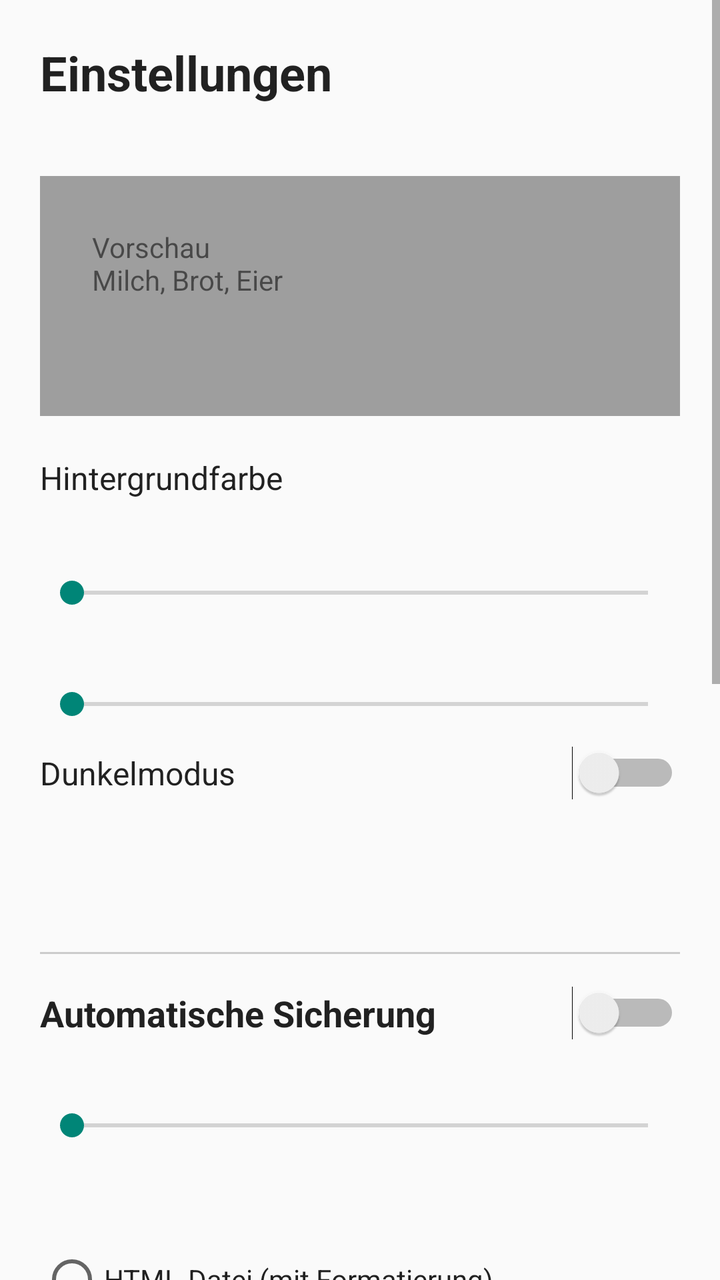
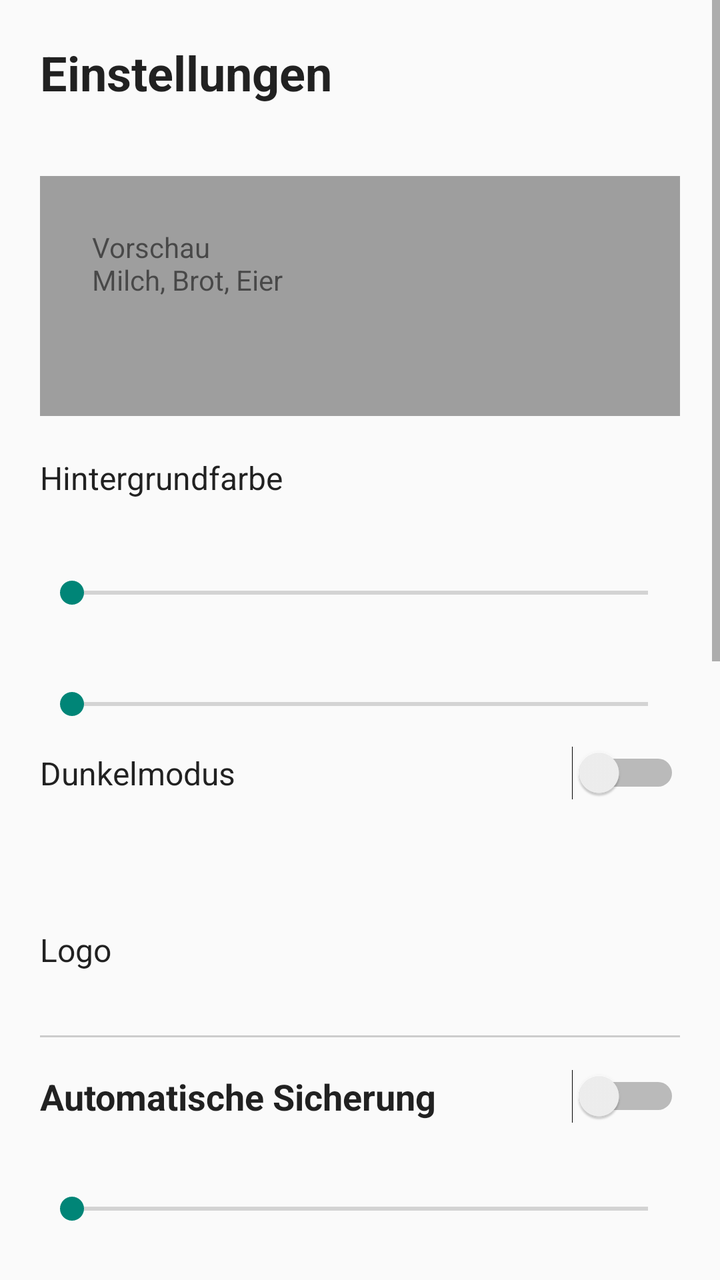

Two renders of the same Android screen: before a commit and after it. Below are the layout's source before the change and the commit's diff.
<!-- AndroidManifest.xml: application theme AppTheme -->
<!-- res/layout/activity_settings.xml -->
<?xml version="1.0" encoding="utf-8"?>
<ScrollView xmlns:android="http://schemas.android.com/apk/res/android"
    android:layout_width="match_parent"
    android:layout_height="match_parent"
    android:background="?android:attr/colorBackground"
    android:fillViewport="true">

    <LinearLayout
        android:layout_width="match_parent"
        android:layout_height="wrap_content"
        android:orientation="vertical"
        android:padding="20dp">

        <TextView
            android:layout_width="wrap_content"
            android:layout_height="wrap_content"
            android:text="@string/settings_title"
            android:textColor="?android:attr/textColorPrimary"
            android:textSize="24sp"
            android:textStyle="bold" />

        <TextView
            android:id="@+id/version_label"
            android:layout_width="wrap_content"
            android:layout_height="wrap_content"
            android:layout_marginTop="2dp"
            android:textColor="?android:attr/textColorSecondary"
            android:textSize="13sp" />

        
        <FrameLayout
            android:layout_width="match_parent"
            android:layout_height="120dp"
            android:layout_marginTop="16dp"
            android:background="#9E9E9E"
            android:padding="12dp">

            <TextView
                android:id="@+id/preview"
                android:layout_width="match_parent"
                android:layout_height="match_parent"
                android:padding="14dp"
                android:text="@string/set_preview" />
        </FrameLayout>

        <TextView
            android:layout_width="wrap_content"
            android:layout_height="wrap_content"
            android:layout_marginTop="20dp"
            android:text="@string/set_bgcolor"
            android:textColor="?android:attr/textColorPrimary"
            android:textSize="16sp" />

        <HorizontalScrollView
            android:layout_width="match_parent"
            android:layout_height="wrap_content"
            android:scrollbars="none">

            <LinearLayout
                android:id="@+id/swatch_row"
                android:layout_width="wrap_content"
                android:layout_height="wrap_content"
                android:orientation="horizontal" />
        </HorizontalScrollView>

        <TextView
            android:id="@+id/label_transp"
            android:layout_width="wrap_content"
            android:layout_height="wrap_content"
            android:layout_marginTop="16dp"
            android:textColor="?android:attr/textColorPrimary"
            android:textSize="16sp" />

        <SeekBar
            android:id="@+id/seek_transp"
            android:layout_width="match_parent"
            android:layout_height="wrap_content"
            android:max="90" />

        <TextView
            android:id="@+id/label_size"
            android:layout_width="wrap_content"
            android:layout_height="wrap_content"
            android:layout_marginTop="16dp"
            android:textColor="?android:attr/textColorPrimary"
            android:textSize="16sp" />

        <SeekBar
            android:id="@+id/seek_size"
            android:layout_width="match_parent"
            android:layout_height="wrap_content"
            android:max="20" />

        <Switch
            android:id="@+id/switch_dark"
            android:layout_width="match_parent"
            android:layout_height="wrap_content"
            android:layout_marginTop="12dp"
            android:text="@string/set_dark"
            android:textColor="?android:attr/textColorPrimary"
            android:textSize="16sp" />

        <TextView
            android:id="@+id/btn_language"
            android:layout_width="wrap_content"
            android:layout_height="48dp"
            android:layout_marginTop="4dp"
            android:background="?android:attr/selectableItemBackground"
            android:clickable="true"
            android:focusable="true"
            android:gravity="center_vertical"
            android:paddingEnd="16dp"
            android:textColor="?android:attr/colorAccent"
            android:textSize="16sp" />

        
        <View
            android:layout_width="match_parent"
            android:layout_height="1dp"
            android:layout_marginTop="24dp"
            android:background="#66888888" />

        <Switch
            android:id="@+id/switch_backup"
            android:layout_width="match_parent"
            android:layout_height="wrap_content"
            android:layout_marginTop="16dp"
            android:text="@string/set_auto"
            android:textColor="?android:attr/textColorPrimary"
            android:textSize="18sp"
            android:textStyle="bold" />

        <TextView
            android:id="@+id/label_days"
            android:layout_width="wrap_content"
            android:layout_height="wrap_content"
            android:layout_marginTop="12dp"
            android:textColor="?android:attr/textColorPrimary"
            android:textSize="16sp" />

        <SeekBar
            android:id="@+id/seek_days"
            android:layout_width="match_parent"
            android:layout_height="wrap_content"
            android:max="13" />

        <TextView
            android:id="@+id/btn_time"
            android:layout_width="wrap_content"
            android:layout_height="48dp"
            android:layout_marginTop="4dp"
            android:background="?android:attr/selectableItemBackground"
            android:clickable="true"
            android:focusable="true"
            android:gravity="center_vertical"
            android:paddingStart="4dp"
            android:paddingEnd="16dp"
            android:textColor="?android:attr/colorAccent"
            android:textSize="16sp" />

        <RadioGroup
            android:id="@+id/radio_format"
            android:layout_width="match_parent"
            android:layout_height="wrap_content"
            android:orientation="vertical">

            <RadioButton
                android:id="@+id/fmt_html"
                android:layout_width="wrap_content"
                android:layout_height="wrap_content"
                android:text="@string/fmt_html"
                android:textColor="?android:attr/textColorPrimary" />

            <RadioButton
                android:id="@+id/fmt_txt"
                android:layout_width="wrap_content"
                android:layout_height="wrap_content"
                android:text="@string/fmt_txt"
                android:textColor="?android:attr/textColorPrimary" />
        </RadioGroup>

        <Button
            android:id="@+id/btn_backup_now"
            android:layout_width="wrap_content"
            android:layout_height="wrap_content"
            android:layout_marginTop="8dp"
            android:text="@string/btn_backup_now" />

        <Button
            android:id="@+id/btn_test_auto"
            android:layout_width="wrap_content"
            android:layout_height="wrap_content"
            android:text="@string/btn_test_auto" />

        <TextView
            android:id="@+id/label_keep"
            android:layout_width="wrap_content"
            android:layout_height="wrap_content"
            android:layout_marginTop="12dp"
            android:textColor="?android:attr/textColorPrimary"
            android:textSize="16sp" />

        <SeekBar
            android:id="@+id/seek_keep"
            android:layout_width="match_parent"
            android:layout_height="wrap_content"
            android:max="49" />

        <Button
            android:id="@+id/btn_cleanup"
            android:layout_width="wrap_content"
            android:layout_height="wrap_content"
            android:text="@string/btn_cleanup" />

        <TextView
            android:layout_width="wrap_content"
            android:layout_height="wrap_content"
            android:layout_marginTop="8dp"
            android:text="@string/set_backup_hint"
            android:textColor="?android:attr/textColorSecondary"
            android:textSize="14sp" />

        
        <View
            android:layout_width="match_parent"
            android:layout_height="1dp"
            android:layout_marginTop="24dp"
            android:background="#66888888" />

        <TextView
            android:layout_width="wrap_content"
            android:layout_height="wrap_content"
            android:layout_marginTop="16dp"
            android:text="@string/set_email_label"
            android:textColor="?android:attr/textColorPrimary"
            android:textSize="16sp" />

        <EditText
            android:id="@+id/edit_email"
            android:layout_width="match_parent"
            android:layout_height="wrap_content"
            android:hint="name@beispiel.de"
            android:importantForAutofill="no"
            android:inputType="textEmailAddress"
            android:textColor="?android:attr/textColorPrimary" />

    </LinearLayout>
</ScrollView>
<!-- resources referenced by this layout -->
<resources>
  <string name="btn_backup_now">Jetzt sichern</string>
  <string name="btn_cleanup">Alte Sicherungen aufräumen</string>
  <string name="btn_test_auto">Automatik testen (in ca. 1 Minute)</string>
  <string name="fmt_html">HTML-Datei (mit Formatierung)</string>
  <string name="fmt_txt">Textdatei (.txt, nur Text)</string>
  <string name="set_auto">Automatische Sicherung</string>
  <string name="set_backup_hint">Gespeichert wird im Ordner Dokumente/Catatan-Sicherungen auf dem Handy. Für Google Drive: im Menü der Notiz „Sicherung speichern …“ wählen und dort Drive als Ablageort auswählen. Bei jeder automatischen Sicherung zeigt Catatan eine Benachrichtigung. Kommt nichts an: In den Android-Einstellungen unter Apps → Catatan → Akku „Nicht eingeschränkt“ wählen und Benachrichtigungen erlauben.</string>
  <string name="set_bgcolor">Hintergrundfarbe</string>
  <string name="set_dark">Dunkelmodus</string>
  <string name="set_email_label">Meine E-Mail-Adresse (für „Per E-Mail senden“)</string>
  <string name="set_preview">Vorschau\nMilch, Brot, Eier</string>
  <string name="settings_title">Einstellungen</string>
  <style name="AppTheme" parent="@android:style/Theme.Material.Light.NoActionBar" />
</resources>

<!-- the commit's change to res/layout/activity_settings.xml (unified diff, before → after) -->
@@ -112,6 +112,21 @@
             android:paddingEnd="16dp"
             android:textColor="?android:attr/colorAccent"
             android:textSize="16sp" />
+
+        <TextView
+            android:layout_width="match_parent"
+            android:layout_height="wrap_content"
+            android:layout_marginTop="12dp"
+            android:text="@string/set_logo"
+            android:textColor="?android:attr/textColorPrimary"
+            android:textSize="16sp" />
+
+        <LinearLayout
+            android:id="@+id/logo_row"
+            android:layout_width="match_parent"
+            android:layout_height="wrap_content"
+            android:layout_marginTop="8dp"
+            android:orientation="horizontal" />
 
         
         <View
<!-- resource entries referenced after the edit -->
@@ -10,6 +10,7 @@
   <string name="set_bgcolor">Hintergrundfarbe</string>
   <string name="set_dark">Dunkelmodus</string>
   <string name="set_email_label">Meine E-Mail-Adresse (für „Per E-Mail senden“)</string>
+  <string name="set_logo">Logo</string>
   <string name="set_preview">Vorschau\nMilch, Brot, Eier</string>
   <string name="settings_title">Einstellungen</string>
   <style name="AppTheme" parent="@android:style/Theme.Material.Light.NoActionBar" />
